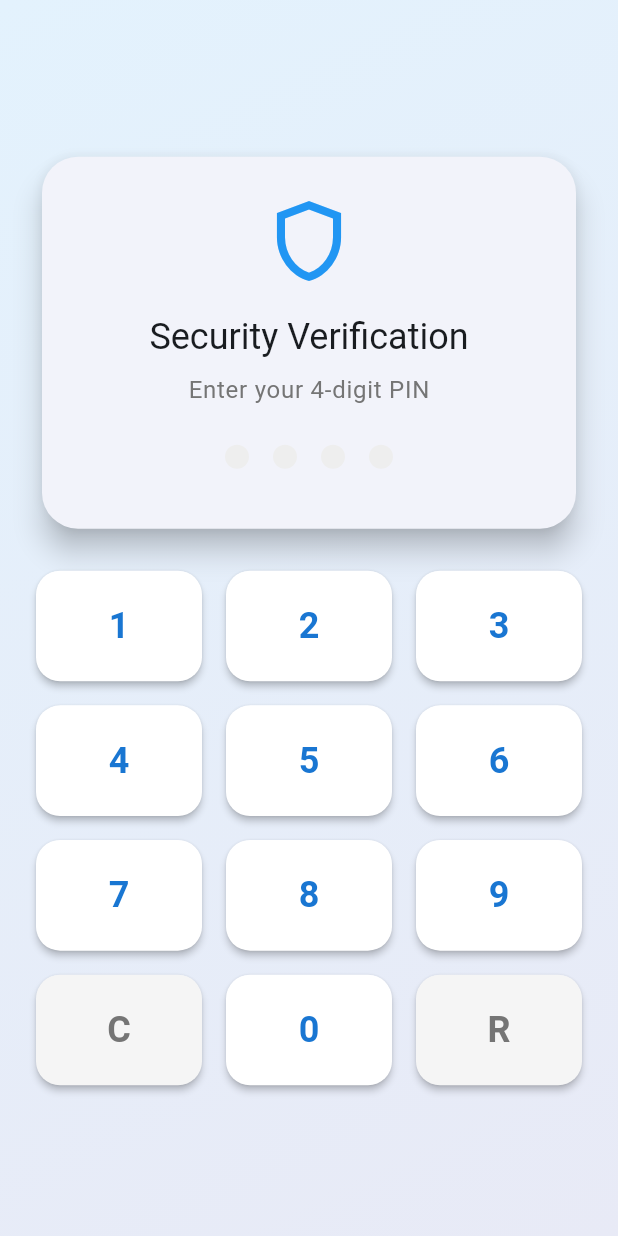
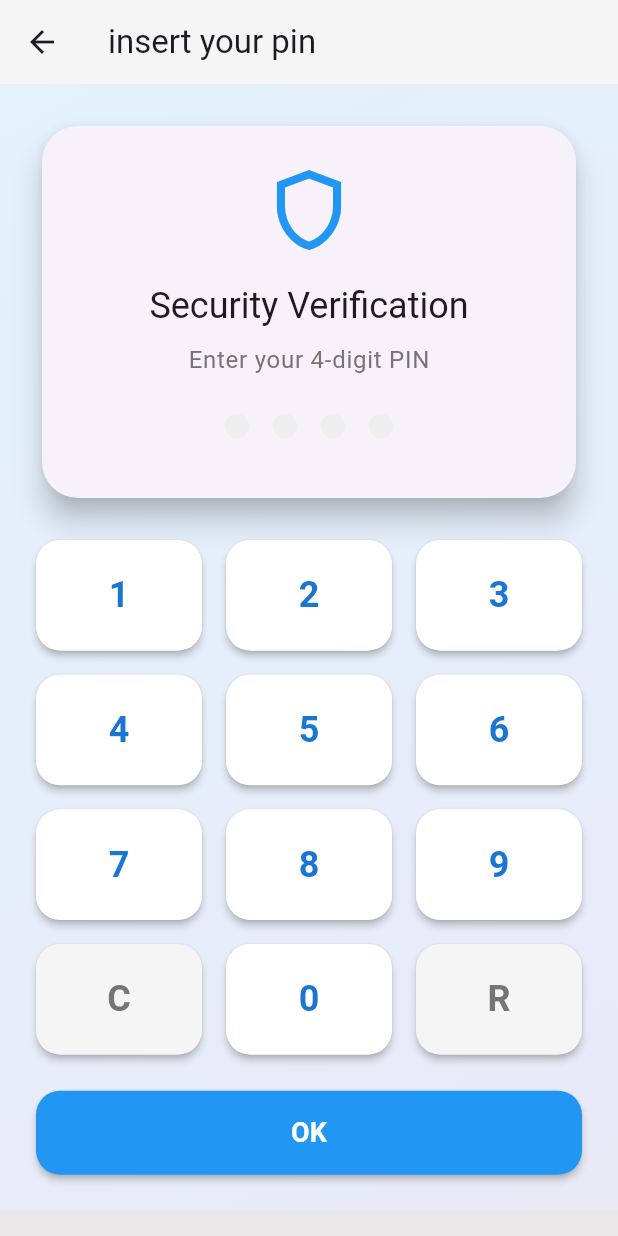
Before and after one commit to Kashyroyalty/Flutter_mobile_app, a Flutter app: the SettingsPage screen opened directly, after a tap on "Online Pin Attempts Counter", on a phone screen of 412 x 824 dp. Run offline on Flutter 3.47's test engine with Material 3 defaults, Android fonts, the phone set to English and light mode, and no system bars; our stand-ins replace google_fonts, image_picker, local_auth, shared_preferences; accounts and stored records are empty.

Commit message:
made changes on the settings page added some pages in it

```diff
--- a/lib/Pages/CardContractStatusPage.dart
+++ b/lib/Pages/CardContractStatusPage.dart
@@ -63,7 +63,7 @@ class _CardContractStatusPageState extends State<CardContractStatusPage> {
     return Scaffold(
       appBar: AppBar(
         title: const Text('Update Contract Status'),
-        backgroundColor: Colors.blue,
+        backgroundColor: Colors.grey[100],
         elevation: 0,
       ),
       body: SingleChildScrollView(
--- a/lib/Pages/PINAttemptsCounter.dart
+++ b/lib/Pages/PINAttemptsCounter.dart
@@ -1,25 +1,5 @@
 import 'package:flutter/material.dart';
 import 'dart:async';
-
-void main() {
-  runApp(const Pinattemptscounter());
-}
-
-class Pinattemptscounter extends StatelessWidget {
-  const Pinattemptscounter({super.key});
-
-  @override
-  Widget build(BuildContext context) {
-    return MaterialApp(
-      debugShowCheckedModeBanner: false,
-      theme: ThemeData(
-        useMaterial3: true,
-        colorScheme: ColorScheme.fromSeed(seedColor: Colors.blue),
-      ),
-      home: const PinVerificationPage(),
-    );
-  }
-}
 
 class PinVerificationPage extends StatefulWidget {
   const PinVerificationPage({super.key});
@@ -83,13 +63,20 @@ class _PinVerificationPageState extends State<PinVerificationPage> with SingleTi
 
     setState(() {
       enteredPin += digit;
-      if (enteredPin.length == 4) {
-        _verifyPin();
-      }
     });
   }
 
   void _verifyPin() {
+    if (enteredPin.length != 4) {
+      ScaffoldMessenger.of(context).showSnackBar(
+        const SnackBar(
+          content: Text('Please enter a 4-digit PIN'),
+          backgroundColor: Colors.orange,
+        ),
+      );
+      return;
+    }
+
     setState(() {
       if (enteredPin == correctPin) {
         _showSuccessDialog();
@@ -144,6 +131,10 @@ class _PinVerificationPageState extends State<PinVerificationPage> with SingleTi
   @override
   Widget build(BuildContext context) {
     return Scaffold(
+      appBar: AppBar(
+        title: Text("insert your pin"),
+        backgroundColor: Colors.grey[100],
+      ),
       body: Container(
         decoration: BoxDecoration(
           gradient: LinearGradient(
@@ -158,6 +149,7 @@ class _PinVerificationPageState extends State<PinVerificationPage> with SingleTi
         child: SafeArea(
           child: Padding(
             padding: const EdgeInsets.all(24.0),
+            child: SingleChildScrollView(
               child: Column(
                 mainAxisAlignment: MainAxisAlignment.center,
                 children: [
@@ -271,7 +263,31 @@ class _PinVerificationPageState extends State<PinVerificationPage> with SingleTi
                       _buildKeypadButton('R', isSpecial: true),
                     ],
                   ),
+                  const SizedBox(height: 24),
+                  SizedBox(
+                    width: double.infinity,
+                    height: 56,
+                    child: ElevatedButton(
+                      onPressed: isLocked ? null : _verifyPin,
+                      style: ElevatedButton.styleFrom(
+                        backgroundColor: Colors.blue,
+                        foregroundColor: Colors.white,
+                        shape: RoundedRectangleBorder(
+                          borderRadius: BorderRadius.circular(16),
+                        ),
+                        elevation: 2,
+                      ),
+                      child: const Text(
+                        'OK',
+                        style: TextStyle(
+                          fontSize: 18,
+                          fontWeight: FontWeight.bold,
+                        ),
+                      ),
+                    ),
+                  ),
                 ],
+              ),
             ),
           ),
         ),
--- a/lib/Pages/SettingPage.dart
+++ b/lib/Pages/SettingPage.dart
@@ -1,5 +1,6 @@
 import 'package:flutter/material.dart';
 import 'package:online_banking_system/Pages/CardContractStatusPage.dart';
+import 'package:online_banking_system/Pages/ClientIdentifierPage.dart';
 import 'package:online_banking_system/Pages/LoginPage.dart';
 import 'package:online_banking_system/Pages/NotificationPage.dart';
 import 'package:online_banking_system/Pages/PINAttemptsCounter.dart';
@@ -57,18 +58,20 @@ class SettingsPage extends StatelessWidget {
               // Navigate to PINAttemptsCounterPage
               Navigator.push(
                 context,
-                MaterialPageRoute(builder: (context) => Pinattemptscounter()),
+                MaterialPageRoute(builder: (context) => PinVerificationPage()),
               );
             },
           ),
           ListTile(
             leading: Icon(Icons.person),
             title: Text(" Client Identifier"),
-
-          ),
-          ListTile(
-            leading: Icon(Icons.edit),
-            title: Text(" Change Client Identifier "),
+            onTap: () {
+              // Navigate to clientidentifierpage
+              Navigator.push(
+                context,
+                MaterialPageRoute(builder: (context) => clientidentifierpage()),
+              );
+            },
 
           ),
           ListTile(
```
Also changed, not shown: lib/Pages/ClientIdentifierPage.dart (added, +305 -0 lines). Lines whose indentation alone changed are shown as unchanged.
